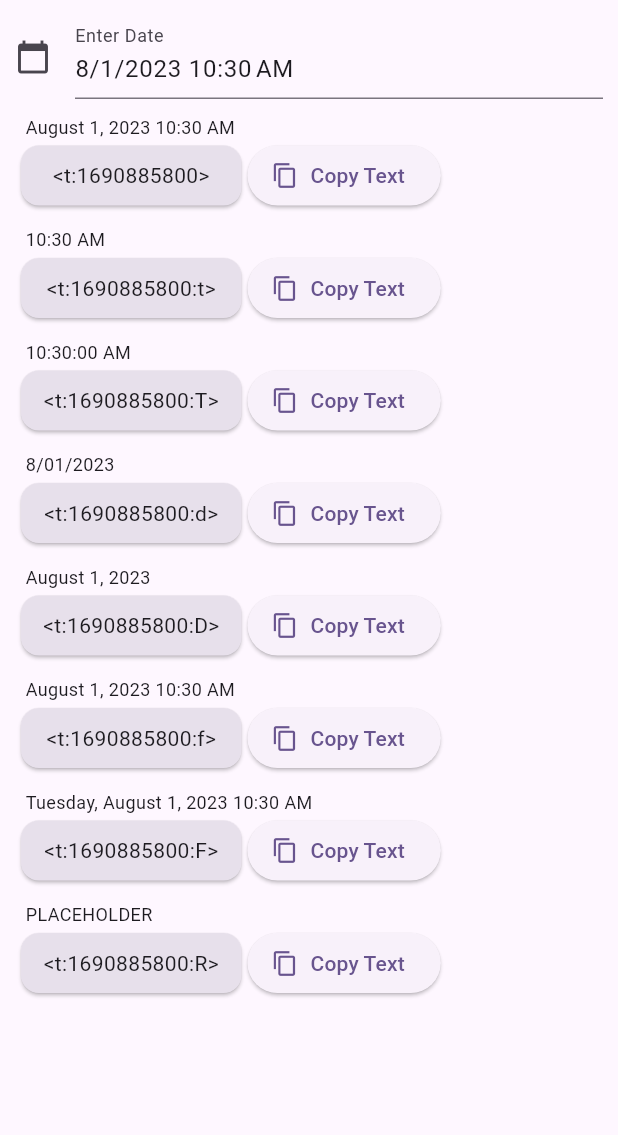
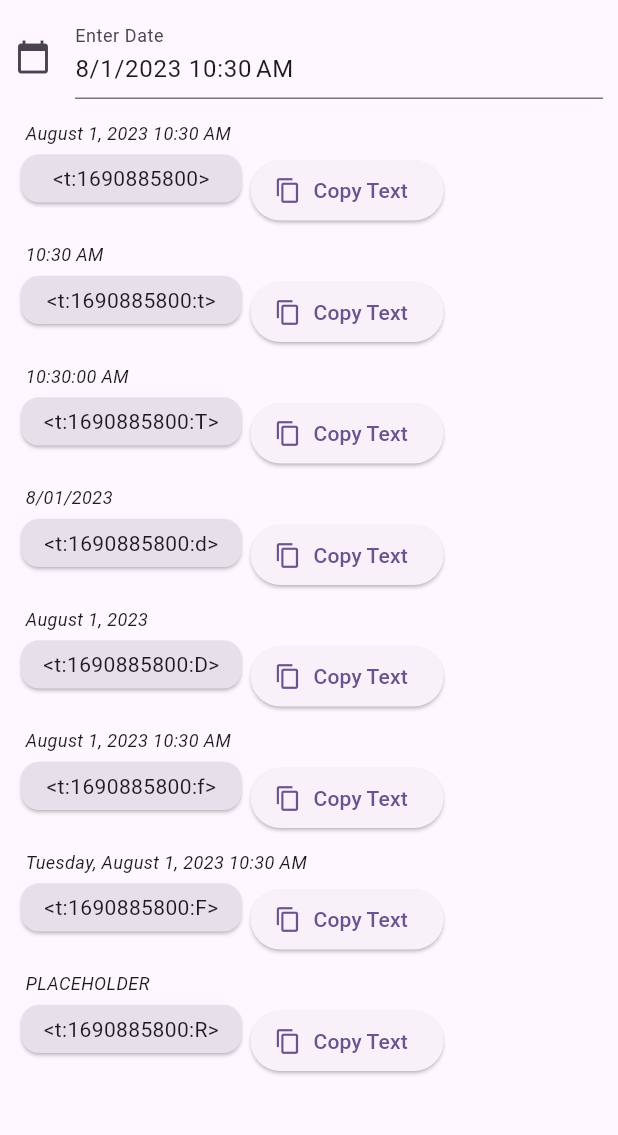
Before and after one commit to creationUnbound/DiscordTimestampGenerator, a Flutter app: the screen it shows after launch, on a phone screen of 412 x 824 dp, the part 84-1219 px from its top. Run offline on Flutter 3.47's test engine with Material 2 defaults, Android fonts, the phone set to English and light mode, and no system bars.

Commit message:
Displays now wrap.

```diff
--- a/discord_timestamp_generator/lib/home_page.dart
+++ b/discord_timestamp_generator/lib/home_page.dart
@@ -77,7 +77,7 @@ class _HomePageState extends State<HomePage> {
             ]),
             ChangeNotifierProvider.value(
                 value: clipboardComparator,
-                child: Column(children: timestampDisplays)),
+                child: Wrap(children: timestampDisplays)),
           ],
         ));
   }
--- a/discord_timestamp_generator/lib/widget/timestamp_display.dart
+++ b/discord_timestamp_generator/lib/widget/timestamp_display.dart
@@ -38,15 +38,16 @@ class _TimestampDisplayState extends State<TimestampDisplay> {
               DefaultTextStyle.merge(
                 style: const TextStyle(
                   fontSize: 12,
+                  fontStyle: FontStyle.italic,
                 ),
                 child: Padding(
                   padding: const EdgeInsets.only(
-                      left: 7, bottom: 0, right: 0, top: 0),
+                      left: 7, bottom: 2, right: 0, top: 4),
                   child: Text(DateFormat(widget.discordUnixstamp.style.format)
                       .format(widget.discordUnixstamp.dateTime)),
                 ),
               ),
-              Row(
+              Wrap(
                 children: [
                   SizedBox(
                     width: 155,
@@ -61,7 +62,8 @@ class _TimestampDisplayState extends State<TimestampDisplay> {
                       child: Card(
                           color: theme.colorScheme.surfaceVariant,
                           child: Padding(
-                            padding: const EdgeInsets.all(10.0),
+                            padding: const EdgeInsets.only(
+                                left: 10, bottom: 6, right: 10, top: 6),
                             child: Align(
                                 alignment: Alignment.center,
                                 child:
@@ -69,7 +71,10 @@ class _TimestampDisplayState extends State<TimestampDisplay> {
                           )),
                     ),
                   ),
-                  ElevatedButton.icon(
+                  Padding(
+                    padding: const EdgeInsets.only(
+                        left: 2, bottom: 6, right: 10, top: 4),
+                    child: ElevatedButton.icon(
                         onPressed: () async {
                           // Need a way to encapsulate this in a function so it can be called from multiple parts of this file
                           await Clipboard.setData(
@@ -85,10 +90,10 @@ class _TimestampDisplayState extends State<TimestampDisplay> {
                         label: Text((clipboardNotifier.text ==
                                 widget.discordUnixstamp.toString())
                             ? "Copied!"
-                          : "Copy Text"))
+                            : "Copy Text")),
+                  )
                 ],
               ),
-              const SizedBox(height: 10),
             ],
           );
         });
```
Lines whose indentation alone changed are shown as unchanged.
